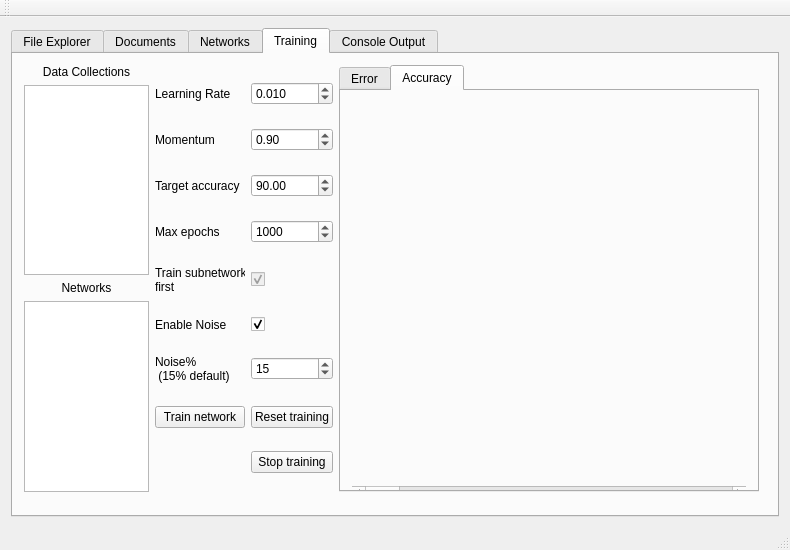
Above: res/layout/mainwindow.ui from oxycoon/Thesis-NeuralNetwork before the change. Below: the same form after it.
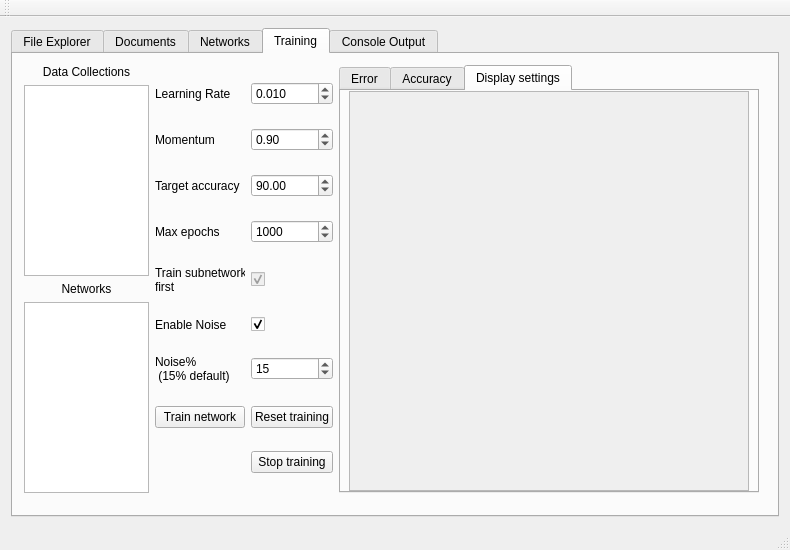
That is the form after the change. Custom widgets are drawn as their Qt base class.

Commit message: Resets training graph when resetting training for a network

```diff
--- a/res/layout/mainwindow.ui
+++ b/res/layout/mainwindow.ui
@@ -251,7 +251,7 @@
           <x>0</x>
           <y>0</y>
           <width>757</width>
-          <height>449</height>
+          <height>450</height>
          </rect>
         </property>
         <layout class="QGridLayout" name="gridLayout_6">
@@ -320,7 +320,7 @@
             </size>
            </property>
            <property name="currentIndex">
-            <number>1</number>
+            <number>2</number>
            </property>
            <widget class="QWidget" name="tab_error">
             <property name="minimumSize">
@@ -379,6 +379,87 @@
                <property name="orientation">
                 <enum>Qt::Horizontal</enum>
                </property>
+              </widget>
+             </item>
+             <item row="0" column="0">
+              <widget class="QCustomPlot" name="customplot_accuracy" native="true">
+               <property name="minimumSize">
+                <size>
+                 <width>380</width>
+                 <height>380</height>
+                </size>
+               </property>
+              </widget>
+             </item>
+            </layout>
+           </widget>
+           <widget class="QWidget" name="tab_graphdisplaysettings">
+            <attribute name="title">
+             <string>Display settings</string>
+            </attribute>
+            <layout class="QGridLayout" name="gridLayout_16">
+             <property name="leftMargin">
+              <number>0</number>
+             </property>
+             <property name="topMargin">
+              <number>0</number>
+             </property>
+             <property name="rightMargin">
+              <number>0</number>
+             </property>
+             <property name="bottomMargin">
+              <number>0</number>
+             </property>
+             <property name="spacing">
+              <number>0</number>
+             </property>
+             <item row="0" column="0">
+              <widget class="QScrollArea" name="scrollArea_2">
+               <property name="maximumSize">
+                <size>
+                 <width>400</width>
+                 <height>420</height>
+                </size>
+               </property>
+               <property name="widgetResizable">
+                <bool>true</bool>
+               </property>
+               <widget class="QWidget" name="scrollAreaWidgetContents_graphdisplaysettings">
+                <property name="geometry">
+                 <rect>
+                  <x>0</x>
+                  <y>0</y>
+                  <width>361</width>
+                  <height>418</height>
+                 </rect>
+                </property>
+                <property name="maximumSize">
+                 <size>
+                  <width>361</width>
+                  <height>16777215</height>
+                 </size>
+                </property>
+                <layout class="QGridLayout" name="gridLayout_15">
+                 <property name="leftMargin">
+                  <number>0</number>
+                 </property>
+                 <property name="topMargin">
+                  <number>0</number>
+                 </property>
+                 <property name="rightMargin">
+                  <number>0</number>
+                 </property>
+                 <property name="bottomMargin">
+                  <number>0</number>
+                 </property>
+                 <property name="horizontalSpacing">
+                  <number>5</number>
+                 </property>
+                 <property name="verticalSpacing">
+                  <number>2</number>
+                 </property>
+                </layout>
+               </widget>
               </widget>
              </item>
             </layout>
```
Left out of the diff: 10 changed lines with no effect on the pictures. The commit also changes 1 other file.
